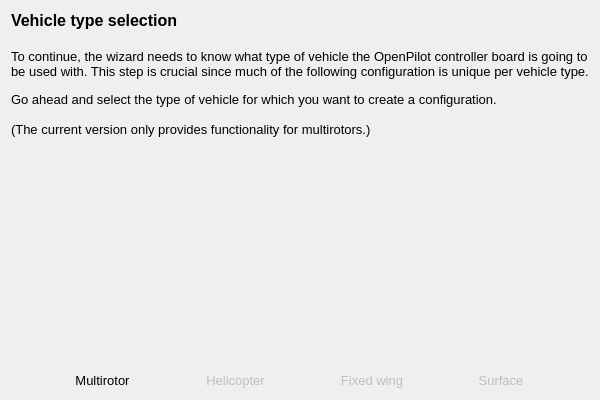
Old version of the form ground/openpilotgcs/src/plugins/setupwizard/pages/vehiclepage.ui in the repository openpilot/OpenPilot.
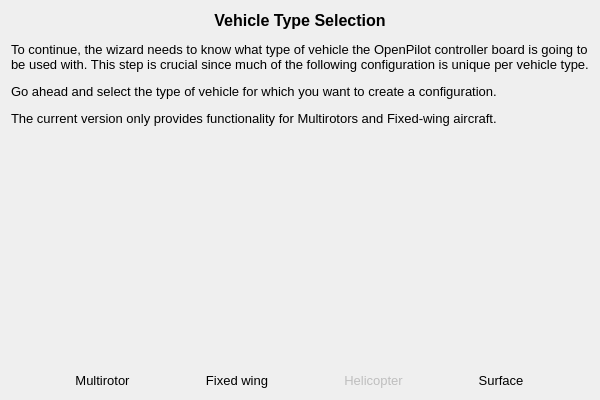
New version of the form. Icons and pictures are not drawn.

What changed in the file:
```diff
--- a/ground/openpilotgcs/src/plugins/setupwizard/pages/vehiclepage.ui
+++ b/ground/openpilotgcs/src/plugins/setupwizard/pages/vehiclepage.ui
@@ -20,14 +20,11 @@
       <string>&lt;!DOCTYPE HTML PUBLIC &quot;-//W3C//DTD HTML 4.0//EN&quot; &quot;http://www.w3.org/TR/REC-html40/strict.dtd&quot;&gt;
 &lt;html&gt;&lt;head&gt;&lt;meta name=&quot;qrichtext&quot; content=&quot;1&quot; /&gt;&lt;style type=&quot;text/css&quot;&gt;
 p, li { white-space: pre-wrap; }
-&lt;/style&gt;&lt;/head&gt;&lt;body style=&quot; font-family:'MS Shell Dlg 2'; font-size:8pt; font-weight:400; font-style:normal;&quot;&gt;
-&lt;p style=&quot; margin-top:0px; margin-bottom:0px; margin-left:0px; margin-right:0px; -qt-block-indent:0; text-indent:0px;&quot;&gt;&lt;span style=&quot; font-size:12pt; font-weight:600;&quot;&gt;Vehicle type selection&lt;/span&gt;&lt;/p&gt;
-&lt;p style=&quot;-qt-paragraph-type:empty; margin-top:0px; margin-bottom:0px; margin-left:0px; margin-right:0px; -qt-block-indent:0; text-indent:0px; font-size:12pt; font-weight:600;&quot;&gt;&lt;br /&gt;&lt;/p&gt;
-&lt;p style=&quot; margin-top:0px; margin-bottom:0px; margin-left:0px; margin-right:0px; -qt-block-indent:0; text-indent:0px;&quot;&gt;&lt;span style=&quot; font-size:10pt;&quot;&gt;To continue, the wizard needs to know what type of vehicle the OpenPilot controller board is going to be used with. This step is crucial since much of the following configuration is unique per vehicle type.&lt;/span&gt;&lt;/p&gt;
-&lt;p style=&quot;-qt-paragraph-type:empty; margin-top:0px; margin-bottom:0px; margin-left:0px; margin-right:0px; -qt-block-indent:0; text-indent:0px;&quot;&gt;&lt;br /&gt;&lt;/p&gt;
-&lt;p style=&quot; margin-top:0px; margin-bottom:0px; margin-left:0px; margin-right:0px; -qt-block-indent:0; text-indent:0px;&quot;&gt;&lt;span style=&quot; font-size:10pt;&quot;&gt;Go ahead and select the type of vehicle for which you want to create a configuration.&lt;/span&gt;&lt;/p&gt;
-&lt;p style=&quot;-qt-paragraph-type:empty; margin-top:0px; margin-bottom:0px; margin-left:0px; margin-right:0px; -qt-block-indent:0; text-indent:0px; font-size:10pt;&quot;&gt;&lt;br /&gt;&lt;/p&gt;
-&lt;p style=&quot; margin-top:0px; margin-bottom:0px; margin-left:0px; margin-right:0px; -qt-block-indent:0; text-indent:0px;&quot;&gt;&lt;span style=&quot; font-size:10pt;&quot;&gt;(The current version only provides functionality for multirotors.)&lt;/span&gt;&lt;/p&gt;&lt;/body&gt;&lt;/html&gt;</string>
+&lt;/style&gt;&lt;/head&gt;&lt;body style=&quot; font-family:'Cantarell'; font-size:11pt; font-weight:400; font-style:normal;&quot;&gt;
+&lt;p align=&quot;center&quot; style=&quot; margin-top:12px; margin-bottom:12px; margin-left:0px; margin-right:0px; -qt-block-indent:0; text-indent:0px;&quot;&gt;&lt;span style=&quot; font-family:'MS Shell Dlg 2'; font-size:12pt; font-weight:600;&quot;&gt;Vehicle Type Selection&lt;/span&gt;&lt;/p&gt;
+&lt;p style=&quot; margin-top:12px; margin-bottom:12px; margin-left:0px; margin-right:0px; -qt-block-indent:0; text-indent:0px;&quot;&gt;&lt;span style=&quot; font-family:'MS Shell Dlg 2'; font-size:10pt;&quot;&gt;To continue, the wizard needs to know what type of vehicle the OpenPilot controller board is going to be used with. This step is crucial since much of the following configuration is unique per vehicle type.&lt;/span&gt;&lt;/p&gt;
+&lt;p style=&quot; margin-top:12px; margin-bottom:12px; margin-left:0px; margin-right:0px; -qt-block-indent:0; text-indent:0px;&quot;&gt;&lt;span style=&quot; font-family:'MS Shell Dlg 2'; font-size:10pt;&quot;&gt;Go ahead and select the type of vehicle for which you want to create a configuration.&lt;/span&gt;&lt;/p&gt;
+&lt;p style=&quot; margin-top:12px; margin-bottom:12px; margin-left:0px; margin-right:0px; -qt-block-indent:0; text-indent:0px;&quot;&gt;&lt;span style=&quot; font-family:'MS Shell Dlg 2'; font-size:10pt;&quot;&gt;The current version only provides functionality for Multirotors and Fixed-wing aircraft.&lt;/span&gt;&lt;/p&gt;&lt;/body&gt;&lt;/html&gt;</string>
      </property>
      <property name="alignment">
       <set>Qt::AlignLeading|Qt::AlignLeft|Qt::AlignTop</set>
@@ -99,54 +96,10 @@
        </property>
       </widget>
      </item>
-     <item>
-      <widget class="QToolButton" name="heliButton">
-       <property name="enabled">
-        <bool>false</bool>
-       </property>
-       <property name="font">
-        <font>
-         <pointsize>10</pointsize>
-        </font>
-       </property>
-       <property name="toolTip">
-        <string>CCPM Helicopters</string>
-       </property>
-       <property name="styleSheet">
-        <string notr="true">QToolButton { border: none }</string>
-       </property>
-       <property name="text">
-        <string>Helicopter</string>
-       </property>
-       <property name="icon">
-        <iconset resource="../wizardResources.qrc">
-         <normaloff>:/setupwizard/resources/bttn-heli-up.png</normaloff>
-         <normalon>:/setupwizard/resources/bttn-heli-down.png</normalon>:/setupwizard/resources/bttn-heli-up.png</iconset>
-       </property>
-       <property name="iconSize">
-        <size>
-         <width>100</width>
-         <height>100</height>
-        </size>
-       </property>
-       <property name="checkable">
-        <bool>true</bool>
-       </property>
-       <property name="autoExclusive">
-        <bool>true</bool>
-       </property>
-       <property name="toolButtonStyle">
-        <enum>Qt::ToolButtonTextUnderIcon</enum>
-       </property>
-       <property name="autoRaise">
-        <bool>true</bool>
-       </property>
-      </widget>
-     </item>
      <item>
       <widget class="QToolButton" name="fixedwingButton">
        <property name="enabled">
-        <bool>false</bool>
+        <bool>true</bool>
        </property>
        <property name="font">
         <font>
@@ -190,10 +143,54 @@
        </property>
       </widget>
      </item>
+     <item>
+      <widget class="QToolButton" name="heliButton">
+       <property name="enabled">
+        <bool>false</bool>
+       </property>
+       <property name="font">
+        <font>
+         <pointsize>10</pointsize>
+        </font>
+       </property>
+       <property name="toolTip">
+        <string>CCPM Helicopters</string>
+       </property>
+       <property name="styleSheet">
+        <string notr="true">QToolButton { border: none }</string>
+       </property>
+       <property name="text">
+        <string>Helicopter</string>
+       </property>
+       <property name="icon">
+        <iconset resource="../wizardResources.qrc">
+         <normaloff>:/setupwizard/resources/bttn-heli-up.png</normaloff>
+         <normalon>:/setupwizard/resources/bttn-heli-down.png</normalon>:/setupwizard/resources/bttn-heli-up.png</iconset>
+       </property>
+       <property name="iconSize">
+        <size>
+         <width>100</width>
+         <height>100</height>
+        </size>
+       </property>
+       <property name="checkable">
+        <bool>true</bool>
+       </property>
+       <property name="autoExclusive">
+        <bool>true</bool>
+       </property>
+       <property name="toolButtonStyle">
+        <enum>Qt::ToolButtonTextUnderIcon</enum>
+       </property>
+       <property name="autoRaise">
+        <bool>true</bool>
+       </property>
+      </widget>
+     </item>
      <item>
       <widget class="QToolButton" name="surfaceButton">
        <property name="enabled">
-        <bool>false</bool>
+        <bool>true</bool>
        </property>
        <property name="font">
         <font>
```
